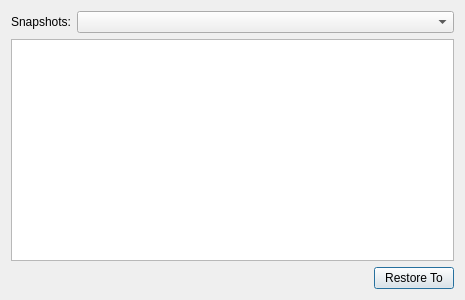
Blobbackup/Blobbackup, file blobbackup/ui/restore_dialog.ui: the form before one commit.
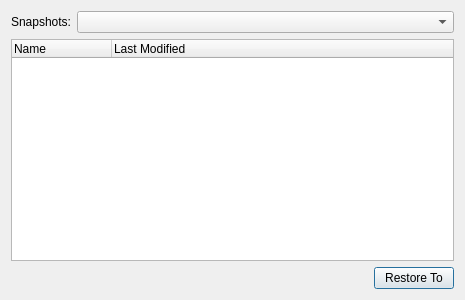
The form after the commit.

Commit message: Add last modified time to restore dialog

What changed in the file:
```diff
--- a/blobbackup/ui/restore_dialog.ui
+++ b/blobbackup/ui/restore_dialog.ui
@@ -37,11 +37,19 @@
    <item>
     <widget class="QTreeWidget" name="snapshot_tree_widget">
      <property name="headerHidden">
-      <bool>true</bool>
+      <bool>false</bool>
      </property>
+     <property name="columnCount">
+      <number>2</number>
+     </property>
      <column>
       <property name="text">
-       <string notr="true">1</string>
+       <string notr="true">Name</string>
+      </property>
+     </column>
+     <column>
+      <property name="text">
+       <string>Last Modified</string>
       </property>
      </column>
     </widget>
```
The commit also changes 2 other files.
